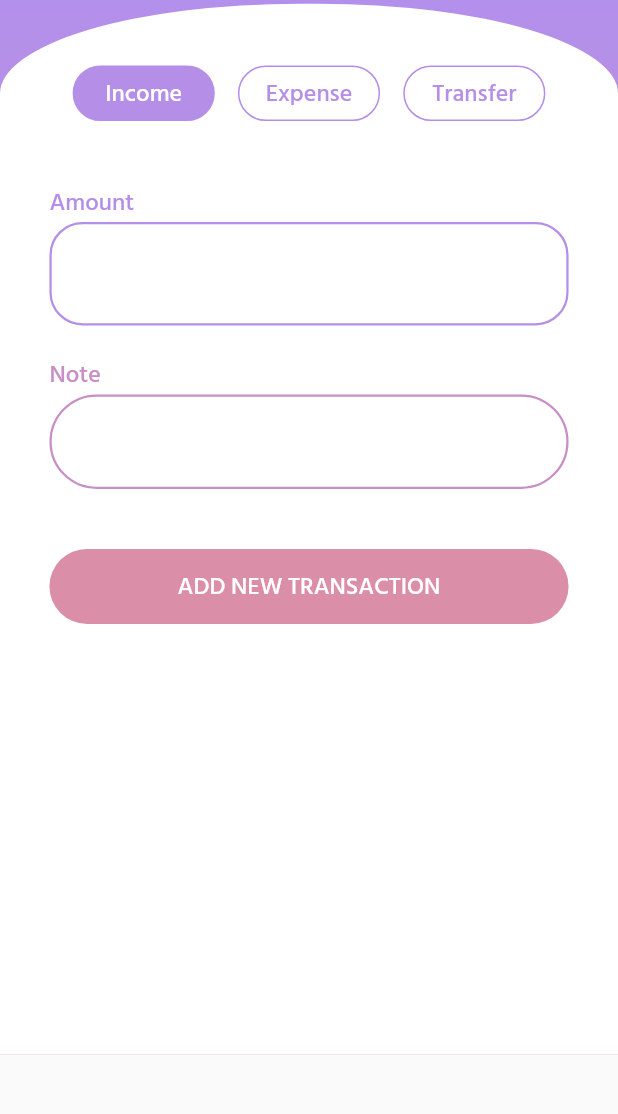
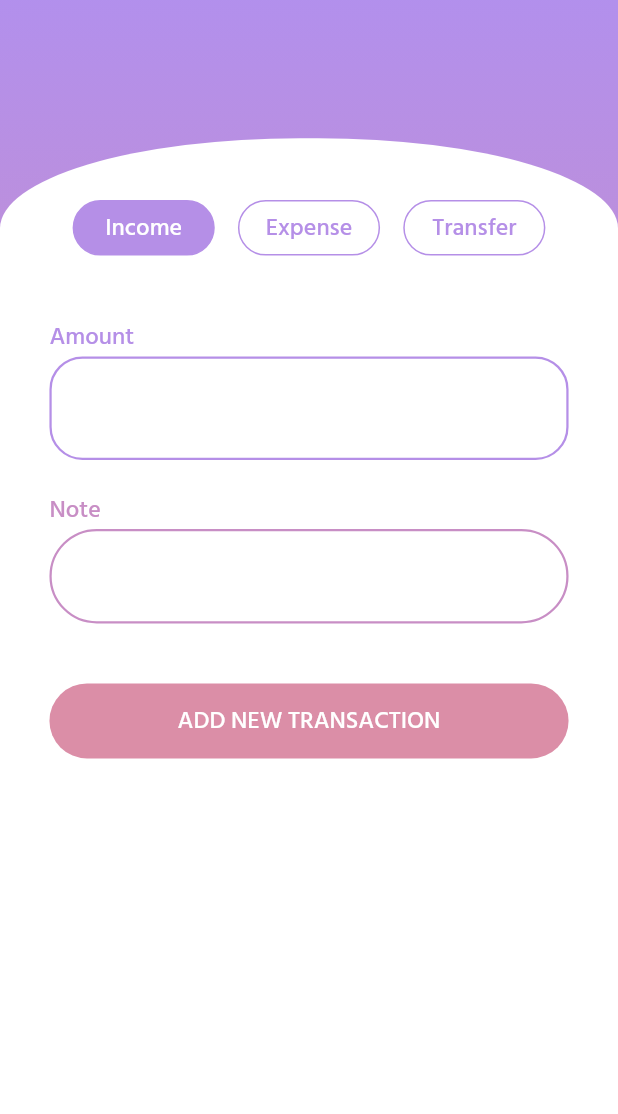
Before and after one commit to supawadee0789/goodwallet_app, a Flutter app: the ManualIncome screen opened directly with empty values, on a phone screen of 412 x 824 dp, the part 109-1223 px from its top. Run offline on Flutter 3.47's test engine with Material 2 defaults, Android fonts, the phone set to English and light mode, and no system bars; our stand-ins replace auto_size_text, carousel_slider, cloud_firestore, firebase_core, flutter_slidable, flutter_svg and 2 more; missing offline and left inert: flutter_page_transition, menu_button; accounts and stored records are empty.

Commit message:
Revert "- add scrollable page on manual input - remove navigator on deleting wallet - change TransactionList to descending"
This reverts commit 8ce191f8

```diff
--- a/lib/CreateWallet.dart
+++ b/lib/CreateWallet.dart
@@ -77,7 +77,6 @@ class _ThisWalletState extends State<ThisWallet> {
             colors: [Color(0xffAE90F4), Color(0xffDF8D9F)],
           ),
         ),
-        child: SafeArea(
         child: Column(
           mainAxisAlignment: MainAxisAlignment.spaceBetween,
           children: [
@@ -132,7 +131,6 @@ class _ThisWalletState extends State<ThisWallet> {
           ],
         ),
       ),
-      ),
     );
   }
 }
--- a/lib/Manual_income.dart
+++ b/lib/Manual_income.dart
@@ -26,7 +26,7 @@ class _ManualIncomeState extends State<ManualIncome> {
     double _screenWidth = MediaQuery.of(context).size.width;
     double _screenHeight = MediaQuery.of(context).size.height;
     return Scaffold(
-      // resizeToAvoidBottomInset: false,
+      resizeToAvoidBottomInset: false,
       body: Container(
         decoration: BoxDecoration(
           gradient: LinearGradient(
@@ -36,7 +36,6 @@ class _ManualIncomeState extends State<ManualIncome> {
           ),
         ),
         child: SafeArea(
-          child: SingleChildScrollView(
           child: Column(
             mainAxisAlignment: MainAxisAlignment.spaceBetween,
             children: [
@@ -46,11 +45,11 @@ class _ManualIncomeState extends State<ManualIncome> {
                     vertical: MediaQuery.of(context).size.height * 0.05,
                     horizontal: MediaQuery.of(context).size.width * 0.08),
                 alignment: Alignment.topCenter,
-                  height: _screenHeight * 0.85,
+                height: _screenHeight * 0.8,
                 decoration: BoxDecoration(
                     color: Colors.white,
-                      borderRadius: BorderRadius.vertical(
-                          top: Radius.elliptical(200, 60))),
+                    borderRadius:
+                        BorderRadius.vertical(top: Radius.elliptical(200, 60))),
                 child: Column(
                   children: [
                     Row(
@@ -70,13 +69,11 @@ class _ManualIncomeState extends State<ManualIncome> {
                           },
                           child: Container(
                             width: MediaQuery.of(context).size.width * 0.23,
-                              height:
-                                  MediaQuery.of(context).size.height * 0.045,
+                            height: MediaQuery.of(context).size.height * 0.045,
                             decoration: BoxDecoration(
                               borderRadius:
                                   BorderRadius.all(Radius.circular(20)),
-                                color:
-                                    income ? Color(0xffB58FE7) : Colors.white,
+                              color: income ? Color(0xffB58FE7) : Colors.white,
                               border: Border.all(color: Color(0xffB58FE7)),
                             ),
                             child: Center(
@@ -105,13 +102,11 @@ class _ManualIncomeState extends State<ManualIncome> {
                           },
                           child: Container(
                             width: MediaQuery.of(context).size.width * 0.23,
-                              height:
-                                  MediaQuery.of(context).size.height * 0.045,
+                            height: MediaQuery.of(context).size.height * 0.045,
                             decoration: BoxDecoration(
                               borderRadius:
                                   BorderRadius.all(Radius.circular(20)),
-                                color:
-                                    expense ? Color(0xffB58FE7) : Colors.white,
+                              color: expense ? Color(0xffB58FE7) : Colors.white,
                               border: Border.all(color: Color(0xffB58FE7)),
                             ),
                             child: Center(
@@ -140,8 +135,7 @@ class _ManualIncomeState extends State<ManualIncome> {
                           },
                           child: Container(
                             width: MediaQuery.of(context).size.width * 0.23,
-                              height:
-                                  MediaQuery.of(context).size.height * 0.045,
+                            height: MediaQuery.of(context).size.height * 0.045,
                             decoration: BoxDecoration(
                               borderRadius:
                                   BorderRadius.all(Radius.circular(20)),
@@ -200,7 +194,6 @@ class _ManualIncomeState extends State<ManualIncome> {
                 ),
               ),
             ],
-            ),
           ),
         ),
       ),
--- a/lib/SpeechConfirmation.dart
+++ b/lib/SpeechConfirmation.dart
@@ -407,7 +407,7 @@ class Transaction {
   void checkType() {
     var input = this.tokens;
     String _type;
-    var income = ['ได้เงิน', 'ได้', 'ได้รับ'];
+    var income = ['ได้เงิน', 'ได้'];
     var expense = ['ซื้อ', 'จ่าย'];
     var transfer = ['โอน'];
 
--- a/lib/components/TransactionList.dart
+++ b/lib/components/TransactionList.dart
@@ -52,9 +52,8 @@ class _TransListState extends State<TransList> {
               .collection('wallet')
               .document(firebaseInstance.walletID.toString())
               .collection('transaction')
-              .orderBy('createdOn', descending: true)
-              // .startAt([_start]).endAt([_end]).snapshots(),
-              .startAt([_end]).endAt([_start]).snapshots(),
+              .orderBy('createdOn', descending: false)
+              .startAt([_start]).endAt([_end]).snapshots(),
           builder:
               (BuildContext context, AsyncSnapshot<QuerySnapshot> snapshot) {
             if (snapshot.hasError) {
--- a/lib/main.dart
+++ b/lib/main.dart
@@ -36,7 +36,6 @@ class MyApp extends StatelessWidget {
   @override
   Widget build(BuildContext context) {
     return MaterialApp(
-      debugShowCheckedModeBanner: false,
       theme: ThemeData(
         textTheme: TextTheme(
           body1: TextStyle(
```
Also changed, not shown: lib/Homepage.dart (+6 -6 lines), lib/Wallet.dart (+4 -4 lines). Lines whose indentation alone changed are shown as unchanged.
